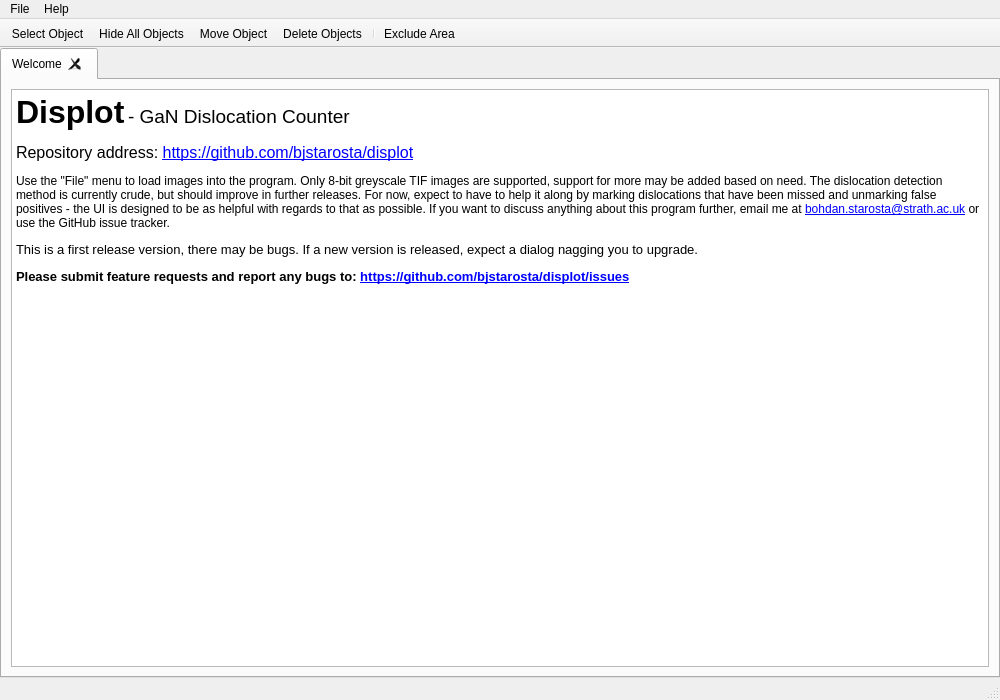
Old version of the form devel/displot.ui in the repository bjstarosta/displot.
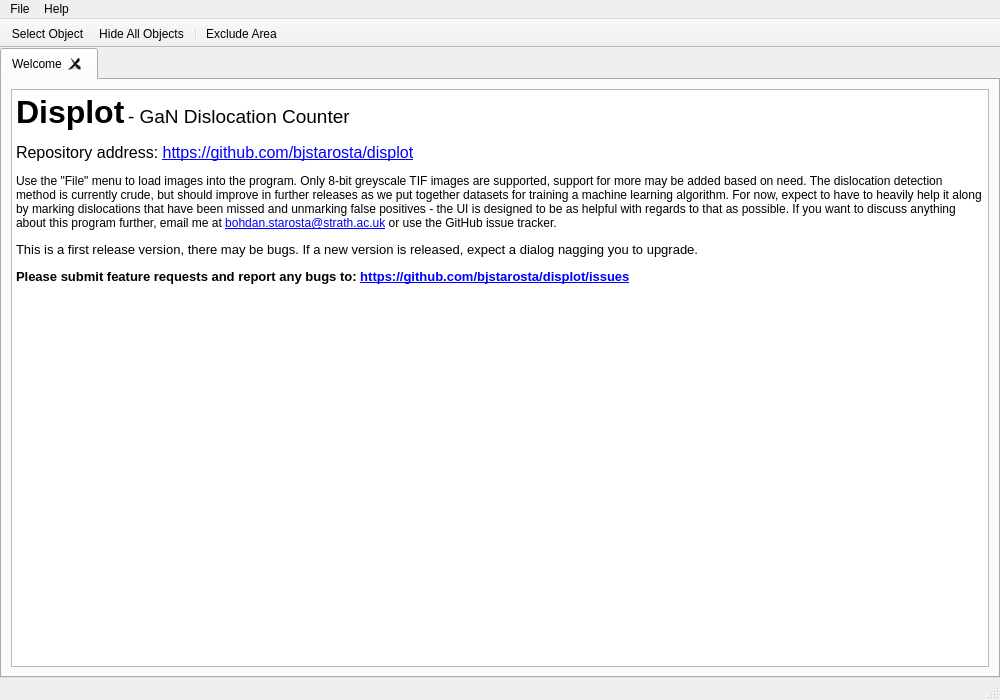
New version of the form. Icons and pictures are not drawn.

Commit message: end of big rewrite, two modes of detecting dislocations added

The edit to the form file:
```diff
--- a/devel/displot.ui
+++ b/devel/displot.ui
@@ -79,12 +79,12 @@
            <string>&lt;!DOCTYPE HTML PUBLIC &quot;-//W3C//DTD HTML 4.0//EN&quot; &quot;http://www.w3.org/TR/REC-html40/strict.dtd&quot;&gt;
 &lt;html&gt;&lt;head&gt;&lt;meta name=&quot;qrichtext&quot; content=&quot;1&quot; /&gt;&lt;style type=&quot;text/css&quot;&gt;
 p, li { white-space: pre-wrap; }
-&lt;/style&gt;&lt;/head&gt;&lt;body style=&quot; font-family:'Noto Sans'; font-size:9pt; font-weight:400; font-style:normal;&quot;&gt;
-&lt;p style=&quot; margin-top:18px; margin-bottom:12px; margin-left:0px; margin-right:0px; -qt-block-indent:0; text-indent:0px;&quot;&gt;&lt;span style=&quot; font-family:'Roboto'; font-size:24pt; font-weight:600;&quot;&gt;Displot&lt;/span&gt;&lt;span style=&quot; font-family:'Roboto'; font-size:10pt; font-weight:296;&quot;&gt; &lt;/span&gt;&lt;span style=&quot; font-family:'Roboto'; font-size:14pt; font-weight:296;&quot;&gt;- &lt;/span&gt;&lt;span style=&quot; font-family:'Roboto'; font-size:14pt;&quot;&gt;GaN Dislocation Counter&lt;/span&gt;&lt;/p&gt;
-&lt;p style=&quot; margin-top:12px; margin-bottom:12px; margin-left:0px; margin-right:0px; -qt-block-indent:0; text-indent:0px;&quot;&gt;&lt;span style=&quot; font-size:12pt;&quot;&gt;Repository address: &lt;/span&gt;&lt;a href=&quot;https://github.com/bjstarosta/displot&quot;&gt;&lt;span style=&quot; font-size:12pt; text-decoration: underline; color:#0000ff;&quot;&gt;https://github.com/bjstarosta/displot&lt;/span&gt;&lt;/a&gt;&lt;/p&gt;
-&lt;p style=&quot; margin-top:12px; margin-bottom:12px; margin-left:0px; margin-right:0px; -qt-block-indent:0; text-indent:0px;&quot;&gt;Use the &amp;quot;File&amp;quot; menu to load images into the program. Only 8-bit greyscale TIF images are supported, support for more may be added based on need. The dislocation detection method is currently crude, but should improve in further releases. For now, expect to have to help it along by marking dislocations that have been missed and unmarking false positives - the UI is designed to be as helpful with regards to that as possible. If you want to discuss anything about this program further, email me at &lt;a href=&quot;mailto:bohdan.starosta@strath.ac.uk&quot;&gt;&lt;span style=&quot; text-decoration: underline; color:#0000ff;&quot;&gt;bohdan.starosta@strath.ac.uk&lt;/span&gt;&lt;/a&gt; or use the GitHub issue tracker.&lt;/p&gt;
-&lt;p style=&quot; margin-top:12px; margin-bottom:12px; margin-left:0px; margin-right:0px; -qt-block-indent:0; text-indent:0px;&quot;&gt;&lt;span style=&quot; font-family:'Roboto'; font-size:10pt;&quot;&gt;This is a first release version, there may be bugs. If a new version is released, expect a dialog nagging you to upgrade.&lt;/span&gt;&lt;/p&gt;
-&lt;p style=&quot; margin-top:12px; margin-bottom:12px; margin-left:0px; margin-right:0px; -qt-block-indent:0; text-indent:0px;&quot;&gt;&lt;span style=&quot; font-family:'Roboto'; font-size:10pt; font-weight:600;&quot;&gt;Please submit feature requests and report any bugs to: &lt;/span&gt;&lt;a href=&quot;https://github.com/bjstarosta/displot/issues&quot;&gt;&lt;span style=&quot; font-family:'Roboto'; font-size:10pt; font-weight:600; text-decoration: underline; color:#0000ff;&quot;&gt;https://github.com/bjstarosta/displot/issues&lt;/span&gt;&lt;/a&gt;&lt;/p&gt;&lt;/body&gt;&lt;/html&gt;</string>
+&lt;/style&gt;&lt;/head&gt;&lt;body style=&quot; font-family:'Roboto'; font-size:10pt; font-weight:400; font-style:normal;&quot;&gt;
+&lt;p style=&quot; margin-top:18px; margin-bottom:12px; margin-left:0px; margin-right:0px; -qt-block-indent:0; text-indent:0px;&quot;&gt;&lt;span style=&quot; font-size:24pt; font-weight:600;&quot;&gt;Displot&lt;/span&gt;&lt;span style=&quot; font-weight:296;&quot;&gt; &lt;/span&gt;&lt;span style=&quot; font-size:14pt; font-weight:296;&quot;&gt;- &lt;/span&gt;&lt;span style=&quot; font-size:14pt;&quot;&gt;GaN Dislocation Counter&lt;/span&gt;&lt;/p&gt;
+&lt;p style=&quot; margin-top:12px; margin-bottom:12px; margin-left:0px; margin-right:0px; -qt-block-indent:0; text-indent:0px;&quot;&gt;&lt;span style=&quot; font-family:'Noto Sans'; font-size:12pt;&quot;&gt;Repository address: &lt;/span&gt;&lt;a href=&quot;https://github.com/bjstarosta/displot&quot;&gt;&lt;span style=&quot; font-family:'Noto Sans'; font-size:12pt; text-decoration: underline; color:#0000ff;&quot;&gt;https://github.com/bjstarosta/displot&lt;/span&gt;&lt;/a&gt;&lt;/p&gt;
+&lt;p style=&quot; margin-top:12px; margin-bottom:12px; margin-left:0px; margin-right:0px; -qt-block-indent:0; text-indent:0px;&quot;&gt;&lt;span style=&quot; font-family:'Noto Sans'; font-size:9pt;&quot;&gt;Use the &amp;quot;File&amp;quot; menu to load images into the program. Only 8-bit greyscale TIF images are supported, support for more may be added based on need. The dislocation detection method is currently crude, but should improve in further releases as we put together datasets for training a machine learning algorithm. For now, expect to have to heavily help it along by marking dislocations that have been missed and unmarking false positives - the UI is designed to be as helpful with regards to that as possible. If you want to discuss anything about this program further, email me at &lt;/span&gt;&lt;a href=&quot;mailto:bohdan.starosta@strath.ac.uk&quot;&gt;&lt;span style=&quot; font-family:'Noto Sans'; font-size:9pt; text-decoration: underline; color:#0000ff;&quot;&gt;bohdan.starosta@strath.ac.uk&lt;/span&gt;&lt;/a&gt;&lt;span style=&quot; font-family:'Noto Sans'; font-size:9pt;&quot;&gt; or use the GitHub issue tracker.&lt;/span&gt;&lt;/p&gt;
+&lt;p style=&quot; margin-top:12px; margin-bottom:12px; margin-left:0px; margin-right:0px; -qt-block-indent:0; text-indent:0px;&quot;&gt;This is a first release version, there may be bugs. If a new version is released, expect a dialog nagging you to upgrade.&lt;/p&gt;
+&lt;p style=&quot; margin-top:12px; margin-bottom:12px; margin-left:0px; margin-right:0px; -qt-block-indent:0; text-indent:0px;&quot;&gt;&lt;span style=&quot; font-weight:600;&quot;&gt;Please submit feature requests and report any bugs to: &lt;/span&gt;&lt;a href=&quot;https://github.com/bjstarosta/displot/issues&quot;&gt;&lt;span style=&quot; font-weight:600; text-decoration: underline; color:#0000ff;&quot;&gt;https://github.com/bjstarosta/displot/issues&lt;/span&gt;&lt;/a&gt;&lt;/p&gt;&lt;/body&gt;&lt;/html&gt;</string>
           </property>
           <property name="openExternalLinks">
            <bool>true</bool>
@@ -158,8 +158,6 @@
    </attribute>
    <addaction name="actionSelectObject"/>
    <addaction name="actionHideAllObjects"/>
-   <addaction name="actionMoveObject"/>
-   <addaction name="actionDeleteObject"/>
    <addaction name="separator"/>
    <addaction name="actionExcludeArea"/>
   </widget>
@@ -242,30 +240,6 @@
     <string>Object selection tool.</string>
    </property>
   </action>
-  <action name="actionMoveObject">
-   <property name="icon">
-    <iconset resource="feathericons.qrc">
-     <normaloff>:/feathericons/vendor/feather/icons/move.svg</normaloff>:/feathericons/vendor/feather/icons/move.svg</iconset>
-   </property>
-   <property name="text">
-    <string>Move Object</string>
-   </property>
-   <property name="toolTip">
-    <string>Move selected object.</string>
-   </property>
-  </action>
-  <action name="actionDeleteObject">
-   <property name="icon">
-    <iconset resource="feathericons.qrc">
-     <normaloff>:/feathericons/vendor/feather/icons/x.svg</normaloff>:/feathericons/vendor/feather/icons/x.svg</iconset>
-   </property>
-   <property name="text">
-    <string>Delete Objects</string>
-   </property>
-   <property name="toolTip">
-    <string>Drag a box to delete all objects under it.</string>
-   </property>
-  </action>
   <action name="actionHideAllObjects">
    <property name="checkable">
     <bool>true</bool>
```
Left out of the diff: 8 changed lines with no effect on the pictures. The commit also changes 15 other files.
